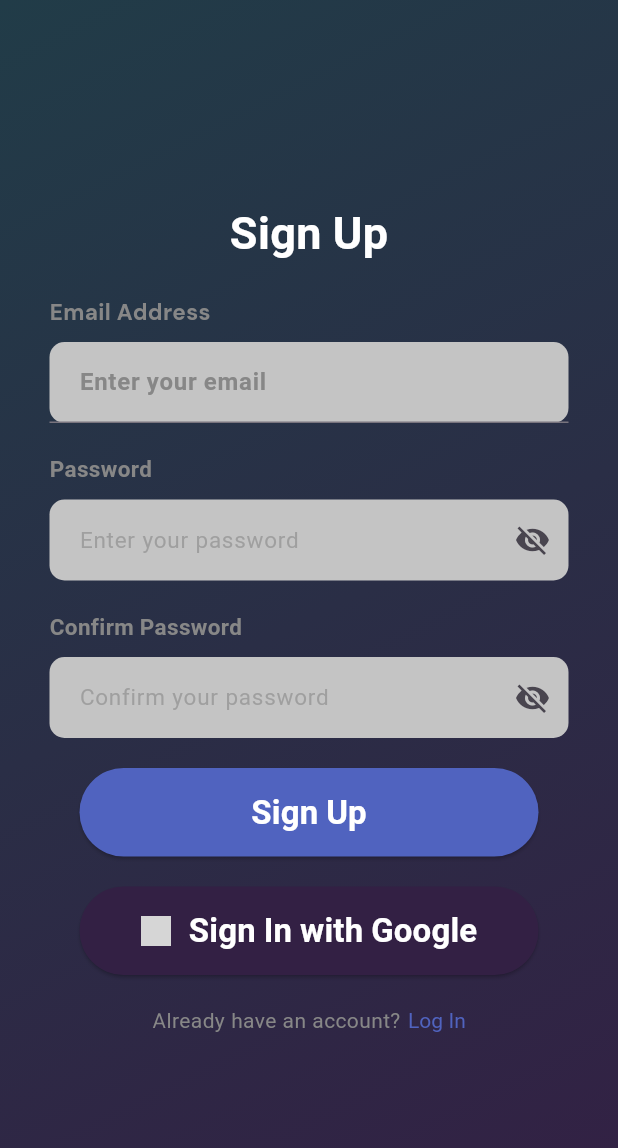
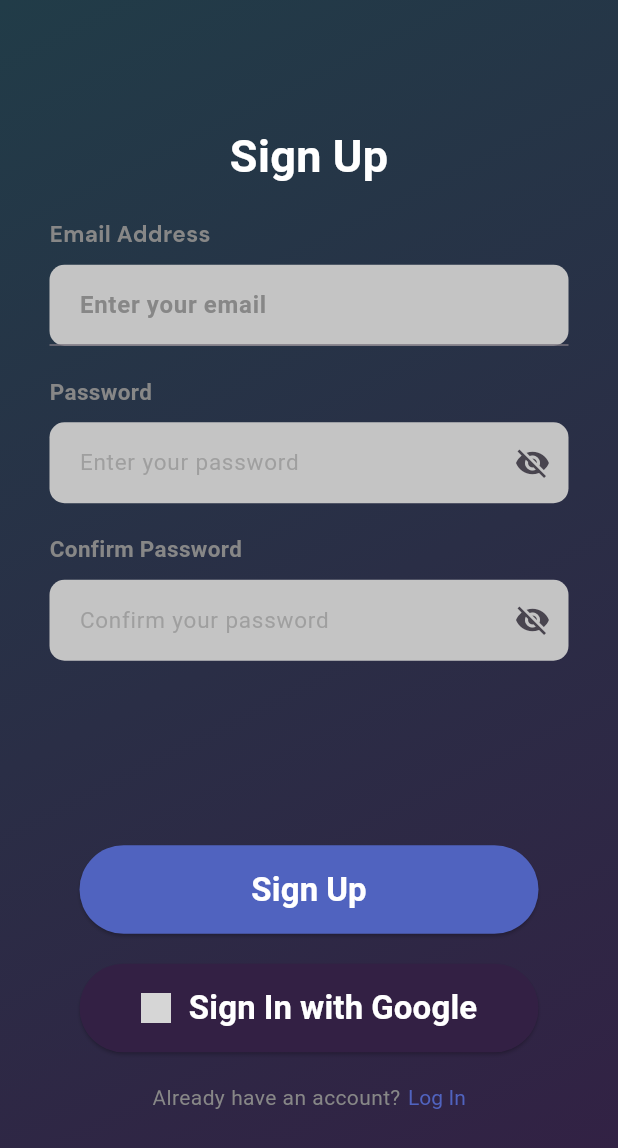
Before and after one commit to Maisho20/Dompet-digital, a Flutter app: the RegisterPage screen opened by its route, on a phone screen of 412 x 824 dp. Shown: the top 1148 px of the screen. Run offline on Flutter 3.47's test engine with Material 3 defaults, Android fonts, the phone set to English and light mode, and no system bars; our stand-ins replace google_fonts; network calls fail; grey boxes are pictures that could not be loaded.

Commit message:
Update Register page

```diff
--- a/lib/pages/register.dart
+++ b/lib/pages/register.dart
@@ -169,7 +169,7 @@ class _RegisterPageState extends State<RegisterPage> {
                         ],
                       ),
                       SizedBox(
-                        height: 20,
+                        height: 123,
                       ),
                       Container(
                         width: double.infinity,
```
